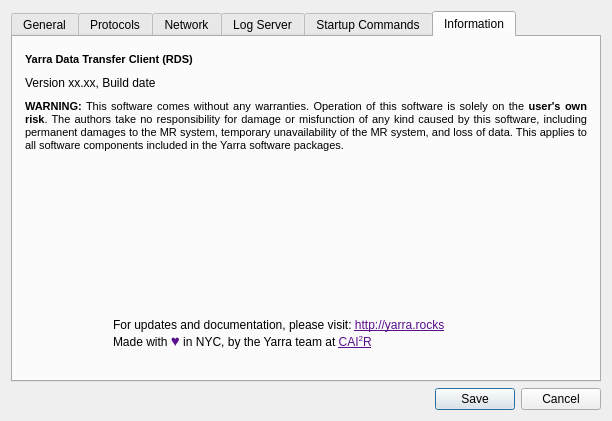
Before: the Qt Designer form Client/rds_configurationwindow.ui in WillForan/yarraclient, drawn with Qt 5.
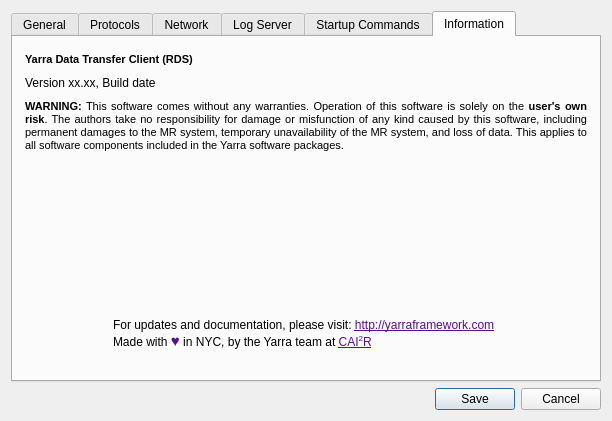
After: the same form once the commit is applied. The open tabs and pages were chosen to show the change. Icons and pictures are not drawn.

```diff
--- a/Client/rds_configurationwindow.ui
+++ b/Client/rds_configurationwindow.ui
@@ -1450,7 +1450,7 @@
          <item>
           <widget class="QLabel" name="label_16">
            <property name="text">
-            <string>&lt;html&gt;&lt;head/&gt;&lt;body&gt;&lt;p&gt;For updates and documentation, please visit: &lt;a href=&quot;http://yarra.rocks&quot;&gt;&lt;span style=&quot; text-decoration: underline; color:#580f8b;&quot;&gt;http://yarra.rocks&lt;br/&gt;&lt;/span&gt;&lt;/a&gt;Made with &lt;span style=&quot; font-family:'arial'; font-size:15px; color:#580f8b;&quot;&gt;♥&lt;/span&gt; in NYC, by the Yarra team at &lt;a href=&quot;http://cai2r.net&quot;&gt;&lt;span style=&quot; text-decoration: underline; color:#580f8b;&quot;&gt;CAI&lt;/span&gt;&lt;/a&gt;&lt;a href=&quot;http://cai2r.net&quot;&gt;&lt;span style=&quot; text-decoration: underline; color:#580f8b; vertical-align:super;&quot;&gt;2&lt;/span&gt;&lt;/a&gt;&lt;a href=&quot;http://cai2r.net&quot;&gt;&lt;span style=&quot; text-decoration: underline; color:#580f8b;&quot;&gt;R&lt;/span&gt;&lt;/a&gt;&lt;/p&gt;&lt;/body&gt;&lt;/html&gt;</string>
+            <string>&lt;html&gt;&lt;head/&gt;&lt;body&gt;&lt;p&gt;For updates and documentation, please visit: &lt;a href=&quot;http://yarraframework.com&quot;&gt;&lt;span style=&quot; text-decoration: underline; color:#580f8b;&quot;&gt;http://yarraframework.com&lt;br/&gt;&lt;/span&gt;&lt;/a&gt;Made with &lt;span style=&quot; font-family:'arial'; font-size:15px; color:#580f8b;&quot;&gt;♥&lt;/span&gt; in NYC, by the Yarra team at &lt;a href=&quot;http://cai2r.net&quot;&gt;&lt;span style=&quot; text-decoration: underline; color:#580f8b;&quot;&gt;CAI&lt;/span&gt;&lt;/a&gt;&lt;a href=&quot;http://cai2r.net&quot;&gt;&lt;span style=&quot; text-decoration: underline; color:#580f8b; vertical-align:super;&quot;&gt;2&lt;/span&gt;&lt;/a&gt;&lt;a href=&quot;http://cai2r.net&quot;&gt;&lt;span style=&quot; text-decoration: underline; color:#580f8b;&quot;&gt;R&lt;/span&gt;&lt;/a&gt;&lt;/p&gt;&lt;/body&gt;&lt;/html&gt;</string>
            </property>
            <property name="alignment">
             <set>Qt::AlignLeading|Qt::AlignLeft|Qt::AlignVCenter</set>
```
Left out of the diff: 2 changed lines with no effect on the pictures.
